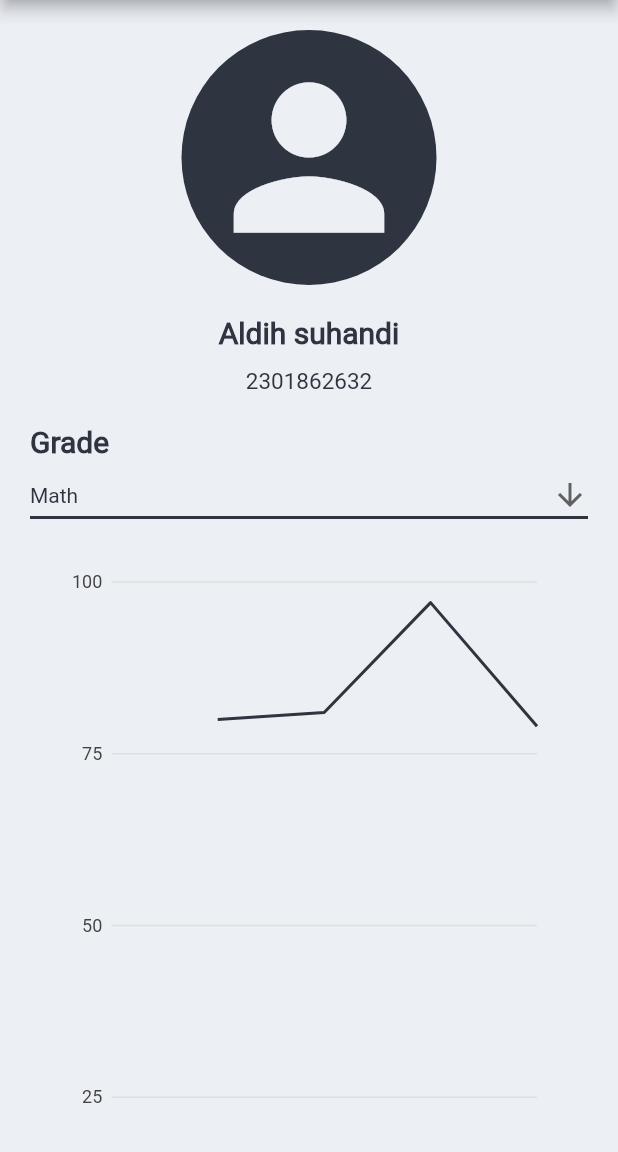
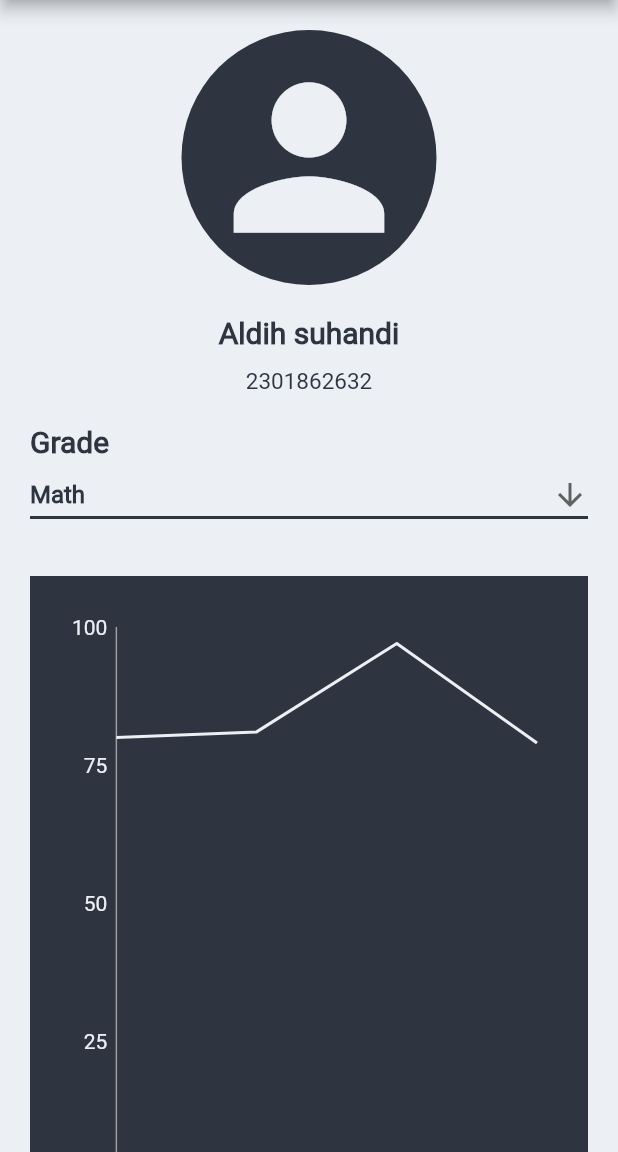
Before and after one commit to aldihsuhandi/SE-Bruh, a Flutter app: the screen it shows after launch, in the side drawer, after a tap on the "person" icon, on a phone screen of 412 x 824 dp, the part 84-1236 px from its top. Run offline on Flutter 3.47's test engine with Material 2 defaults, Android fonts, the phone set to English and light mode, and no system bars; our stand-ins replace charts_flutter, hexcolor.

Commit message:
fixing stuff: - adding background to chart - tidying up the codebase

```diff
--- a/lib/main.dart
+++ b/lib/main.dart
@@ -15,6 +15,7 @@ void main()
     user.addScore("Physics", 70);
     user.addScore("Physics", 65);
     user.addScore("Physics", 90);
-    user.addScore("Physics", 0);
+    user.addScore("Physics", 100);
+
     runApp(MaterialApp(home: Profile(user)));
 }
--- a/lib/widget/drawer.dart
+++ b/lib/widget/drawer.dart
@@ -4,8 +4,11 @@ import 'package:hexcolor/hexcolor.dart';
 // include other dart file
 import 'profile.dart';
 import 'subject.dart';
+import '../src/user.dart';
 
 class NavMenu extends StatelessWidget {
+    final User user;
+    NavMenu(this.user);
     @override
     Widget build(BuildContext context) {
         return Drawer(
@@ -37,10 +40,10 @@ class NavMenu extends StatelessWidget {
                             child: InkWell(
                                 onTap: (){
                                     Navigator.pop(context);
-                                    // Navigator.push(
-                                    //     context,
-                                    //     MaterialPageRoute(builder: (context) => Profile()),
-                                    // );
+                                    Navigator.push(
+                                        context,
+                                        MaterialPageRoute(builder: (context) => Profile(user)),
+                                    );
                                 },
                                 child: Icon(
                                     Icons.person,
@@ -92,7 +95,7 @@ class NavMenu extends StatelessWidget {
                                                 Navigator.pop(context);
                                                 Navigator.push(
                                                     context,
-                                                    MaterialPageRoute(builder: (context) => Sessionpage()),
+                                                    MaterialPageRoute(builder: (context) => Sessionpage(user)),
                                                 );
                                             },
                                         ),
--- a/lib/widget/profile.dart
+++ b/lib/widget/profile.dart
@@ -89,7 +89,7 @@ class Profile extends StatelessWidget
             ),
             drawer: Container(
                 width: 200,
-                child: NavMenu(),
+                child: NavMenu(user),
             ),
         );
     }
@@ -113,7 +113,8 @@ class _GradeComboBox extends State<GradeComboBox>
     List<String> subjectList = [];
 
     @override
-      void initState() {
+    void initState()
+    {
         super.initState();
         subjectList = user.getAllSubjectName();
         if(subjectList.isEmpty == true)
@@ -124,12 +125,11 @@ class _GradeComboBox extends State<GradeComboBox>
         {
             val = subjectList[0];
         }
-      }
+    }
 
     @override
     Widget build(BuildContext context)
     {
-
         return SingleChildScrollView(
             child: Column(
                 children: [
@@ -141,6 +141,8 @@ class _GradeComboBox extends State<GradeComboBox>
                         elevation: 16,
                         style: TextStyle(
                             color: HexColor("#2e3440"),
+                            fontSize: 16,
+                            fontWeight: FontWeight.w700,
                         ),
                         underline: Container(
                             height: 2,
@@ -158,6 +160,9 @@ class _GradeComboBox extends State<GradeComboBox>
                             );
                         }).toList(),
                     ),
+                    SizedBox(
+                        height: 30,
+                    ),
                     GradeGraph(val, user),
                 ],
             ),
--- a/lib/widget/scorecharts.dart
+++ b/lib/widget/scorecharts.dart
@@ -24,7 +24,7 @@ class GradeGraph extends StatelessWidget
                 new ScoreChartModel(
                     sc.getScoreList()[i],
                     i + 1,
-                    HexColor("#2e3440")
+                    HexColor("#eceff4")
                 )
             );
         }
@@ -54,12 +54,45 @@ class GradeGraph extends StatelessWidget
         var chart = charts.LineChart(
             series,
             animate: true,
+            domainAxis: new charts.NumericAxisSpec(
+                tickProviderSpec: new charts.BasicNumericTickProviderSpec(
+                    zeroBound: false,
+                ),
+                renderSpec: new charts.SmallTickRendererSpec(
+                    labelStyle: new charts.TextStyleSpec(
+                        fontSize: 14,
+                        color: new charts.Color(
+                            r: HexColor("#eceff4").red,
+                            g: HexColor("#eceff4").green,
+                            b: HexColor("#eceff4").blue,
+                            a: HexColor("#eceff4").alpha,
+                        ),
+                    ),
+                ),
+            ),
+            primaryMeasureAxis: charts.NumericAxisSpec(
+                tickProviderSpec: new charts.BasicNumericTickProviderSpec(
+                    zeroBound: true,
+                ),
+                renderSpec: new charts.SmallTickRendererSpec(
+                    labelStyle: new charts.TextStyleSpec(
+                        fontSize: 14,
+                        color: new charts.Color(
+                            r: HexColor("#eceff4").red,
+                            g: HexColor("#eceff4").green,
+                            b: HexColor("#eceff4").blue,
+                            a: HexColor("#eceff4").alpha,
+                        ),
+                    ),
+                ),
+            ),
         );
 
-        var chartWidget = Padding(
+        var chartWidget = Container(
+            color: HexColor("#2e3440"),
             padding: EdgeInsets.all(20),
             child: SizedBox(
-                height: 500,
+                height: MediaQuery.of(context).size.height * 0.5,
                 child: chart
             ),
         );
--- a/lib/widget/subject.dart
+++ b/lib/widget/subject.dart
@@ -3,9 +3,12 @@ import 'package:hexcolor/hexcolor.dart';
 
 // import other file
 import 'drawer.dart';
+import '../src/user.dart';
 
 class Sessionpage extends StatelessWidget {
     @override
+    final User user;
+    Sessionpage(this.user);
     Widget build(BuildContext context) {
         return Scaffold(
             backgroundColor: HexColor("#eceff4"),
@@ -17,7 +20,7 @@ class Sessionpage extends StatelessWidget {
             ),
             drawer: Container(
                 width: 200,
-                child: NavMenu(),
+                child: NavMenu(user),
             ),
         );
     }
```
